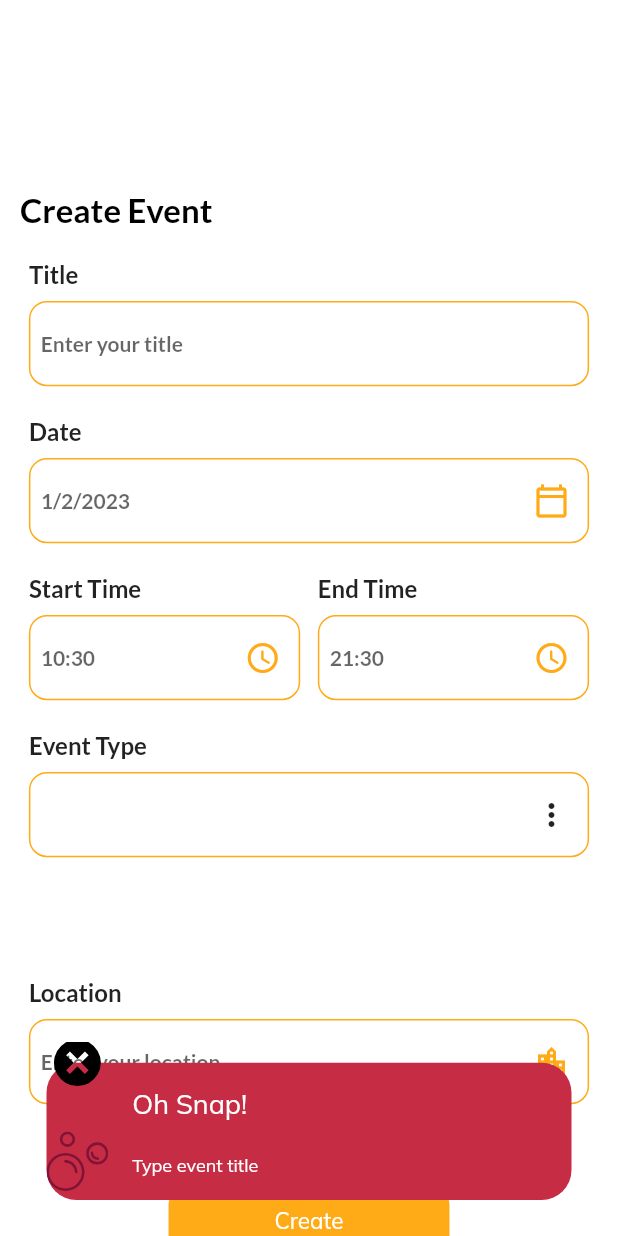
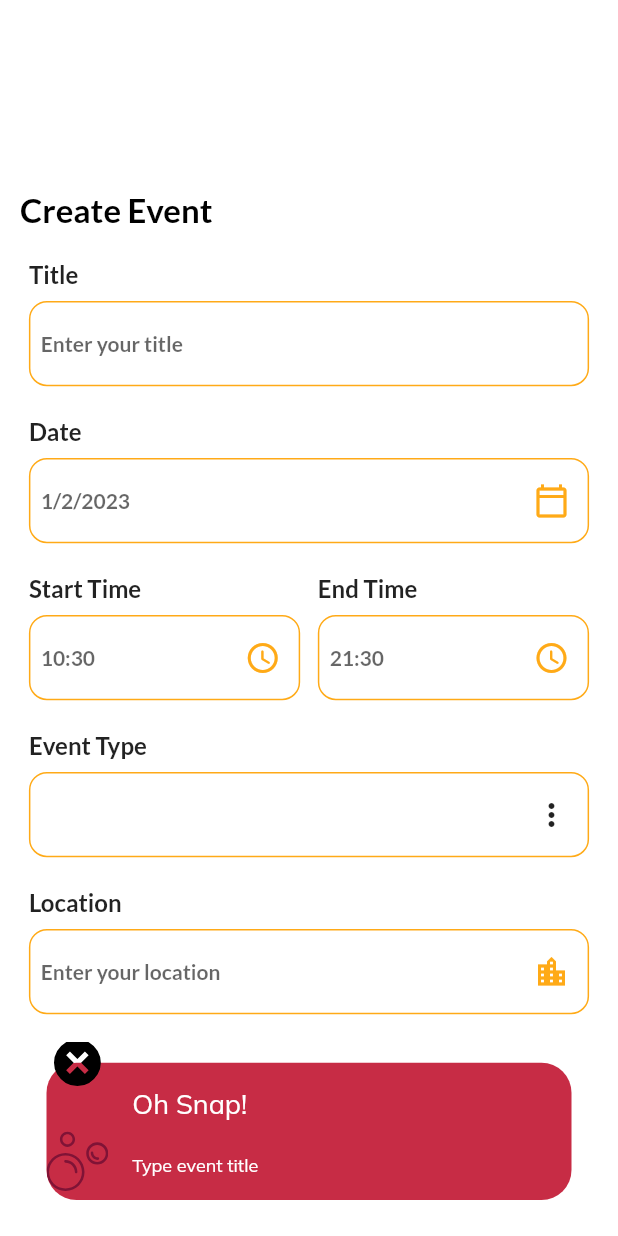
Before and after one commit to emrecanoner/LeaveNoneAlone, a Flutter app: the CreateEvent widget shown alone on an empty page, opened directly, after a tap on "Create", on a phone screen of 412 x 824 dp. Run offline on Flutter 3.47's test engine with Material 2 defaults, Android fonts, the phone set to English and light mode, and no system bars; our stand-ins replace animated_splash_screen, awesome_snackbar_content, curved_navigation_bar, date_picker_timeline, dropdown_textfield, firebase_auth and 19 more; missing offline and left inert: base_x, dart:ffi, grock, open_street_map_search_and_pick; accounts and stored records are empty.

Commit message:
Changes committed

```diff
--- a/lib/screens/home/create_event.dart
+++ b/lib/screens/home/create_event.dart
@@ -23,7 +23,19 @@ import 'package:geolocator/geolocator.dart';
 import 'dart:convert';
 import 'package:dropdown_textfield/dropdown_textfield.dart';
 
-enum SampleItem { Coffee, Basketball, Football, Dance_party, Ice_skate, Normal_party, Surfing, Swimming, Tennis, Touring, Other}
+enum SampleItem {
+  Coffee,
+  Basketball,
+  Football,
+  Dance_party,
+  Ice_skate,
+  Normal_party,
+  Surfing,
+  Swimming,
+  Tennis,
+  Touring,
+  Other
+}
 
 class CreateEvent extends StatefulWidget {
   const CreateEvent({super.key});
@@ -53,6 +65,7 @@ class _CreateEventState extends State<CreateEvent> {
 
   void initState() {
     eventdref = FirebaseDatabase.instance.ref().child('Events');
+    selectedevent = "";
     eventTypeController = SingleValueDropDownController();
     WidgetsBinding.instance.addPostFrameCallback((_) {
       _getCurrentPosition();
@@ -62,6 +75,7 @@ class _CreateEventState extends State<CreateEvent> {
 
   void dispose() {
     eventTypeController.dispose();
+    selectedevent;
     super.dispose();
   }
 
@@ -101,8 +115,9 @@ class _CreateEventState extends State<CreateEvent> {
               elevation: 0,
             ),
           );
-        } else{
-          String formattedTime = DateFormat('HH:mm').format(DateTime.now()).toString();
+        } else {
+          String formattedTime =
+              DateFormat('HH:mm').format(DateTime.now()).toString();
           if (isStarted == true) {
             setState(() {
               startTime = formattedTime;
@@ -113,7 +128,7 @@ class _CreateEventState extends State<CreateEvent> {
             });
           }
         }
-      }else{
+      } else {
         DateTime selectedTime = DateTime(
           selectedDateAtBar.year,
           selectedDateAtBar.month,
@@ -131,7 +146,7 @@ class _CreateEventState extends State<CreateEvent> {
               elevation: 0,
             ),
           );
-        } else{
+        } else {
           String formattedTime = pickedTime?.format(context);
           if (isStarted == true) {
             setState(() {
@@ -324,12 +339,9 @@ class _CreateEventState extends State<CreateEvent> {
               ),
               InputField(
                 title: "Event Type",
-                hint: selectedevent.split('.').last,
+                hint: selectedevent.split(".").last,
                 widget: popUp(),
               ),
-              SizedBox(height: 30),
-              //buildEventTypeDropdown(),
-              SizedBox(height: 30),
               InputField(
                 title: "Location",
                 hint: location ?? "Enter your location",
@@ -341,33 +353,32 @@ class _CreateEventState extends State<CreateEvent> {
                   color: buttonColor,
                 ),
               ),
-              SizedBox(height: gHeight / 15),
+              SizedBox(height: gHeight / 25),
               Center(
                 child: DefaultButton(
                   text: "Create",
                   press: () async {
-                      bool nameExists=false;
+                    bool nameExists = false;
                     List<LNAevent> eventK = await getallEvents();
-                      for(var element in eventK){
-                        if(element.event_title==titleController.text){
+                    for (var element in eventK) {
+                      if (element.event_title == titleController.text) {
                         nameExists = true;
                         break;
-                        }else{
+                      } else {
                         continue;
                       }
                     }
-                      if(titleController.text.length==0){
+                    if (titleController.text.length == 0) {
                       ScaffoldMessenger.of(context).showSnackBar(
                         SnackBar(
                           content: CustomSnackBarContent(
-                              errorMessage:
-                                'Type event title'),
+                              errorMessage: 'Type event title'),
                           behavior: SnackBarBehavior.floating,
                           backgroundColor: Colors.transparent,
                           elevation: 0,
                         ),
                       );
-                      }else if(nameExists){
+                    } else if (nameExists) {
                       ScaffoldMessenger.of(context).showSnackBar(
                         SnackBar(
                           content: CustomSnackBarContent(
@@ -378,21 +389,41 @@ class _CreateEventState extends State<CreateEvent> {
                           elevation: 0,
                         ),
                       );
-                      }else{
+                    } else if (selectedevent == "") {
+                      ScaffoldMessenger.of(context).showSnackBar(
+                        SnackBar(
+                          content: CustomSnackBarContent(
+                              errorMessage: 'Select event type'),
+                          behavior: SnackBarBehavior.floating,
+                          backgroundColor: Colors.transparent,
+                          elevation: 0,
+                        ),
+                      );
+                    } else if (location == null) {
+                      ScaffoldMessenger.of(context).showSnackBar(
+                        SnackBar(
+                          content: CustomSnackBarContent(
+                              errorMessage: 'Select event location'),
+                          behavior: SnackBarBehavior.floating,
+                          backgroundColor: Colors.transparent,
+                          elevation: 0,
+                        ),
+                      );
+                    } else {
                       String date =
                           DateFormat('dd-MM-yyyy').format(selectedDateAtBar);
                       Map Curruser = await customerAccountDetails(FirebaseAuth
                           .instance.currentUser!.phoneNumber
                           ?.substring(3));
                       String event_photo = '';
-                        String sdf = selectedevent.split('.').last;
                       if (selectedevent.split('.').last == 'Basketball') {
                         event_photo =
                             'https://firebasestorage.googleapis.com/v0/b/leavenonealone.appspot.com/o/event%20icons%2Fbasketball.png?alt=media&token=13852706-3211-41fd-8744-3dc3bc3479e2';
                       } else if (selectedevent.split('.').last == 'Coffee') {
                         event_photo =
                             'https://firebasestorage.googleapis.com/v0/b/leavenonealone.appspot.com/o/event%20icons%2Fcoffee.png?alt=media&token=80504e6d-08c8-4159-84e2-34571f6f910f';
-                        } else if (selectedevent.split('.').last =='Dance_party') {
+                      } else if (selectedevent.split('.').last ==
+                          'Dance_party') {
                         event_photo =
                             'https://firebasestorage.googleapis.com/v0/b/leavenonealone.appspot.com/o/event%20icons%2Fdance%20party.png?alt=media&token=1bb64657-411b-4302-9e2a-6c1059b1221a';
                       } else if (selectedevent.split('.').last == 'Football') {
@@ -401,7 +432,8 @@ class _CreateEventState extends State<CreateEvent> {
                       } else if (selectedevent.split('.').last == 'Ice_skate') {
                         event_photo =
                             'https://firebasestorage.googleapis.com/v0/b/leavenonealone.appspot.com/o/event%20icons%2Fice-skate.png?alt=media&token=7a731396-b665-40ce-b5c4-b6774866ba62';
-                        } else if (selectedevent.split('.').last =='Normal_party') {
+                      } else if (selectedevent.split('.').last ==
+                          'Normal_party') {
                         event_photo =
                             'https://firebasestorage.googleapis.com/v0/b/leavenonealone.appspot.com/o/event%20icons%2Fnormal%20party.png?alt=media&token=9ad1fb04-6ef9-4a04-915e-669d647c191d';
                       } else if (selectedevent.split('.').last == 'Surfing') {
@@ -440,9 +472,10 @@ class _CreateEventState extends State<CreateEvent> {
                                 chatMap: event),
                           ));
                     }
-                    }
-                  )
+                  },
                 ),
+              ),
+              SizedBox(height: gHeight / 25),
             ],
           ),
         ),
```
Also changed, not shown: lib/screens/chats/create_chat.dart (+26 -16 lines), lib/screens/chats/members.dart (+69 -50 lines), lib/screens/chats/user_chat.dart (+14 -6 lines), lib/screens/chats/user_chatlist.dart (+23 -22 lines), lib/screens/database/insert.dart (+9 -3 lines), lib/screens/database/terms_and_conditions.dart (added, +39 -0 lines), lib/screens/database/terms_and_conditions_dialog.dart (added, +71 -0 lines), lib/screens/friends/search_Users_list.dart (+29 -33 lines), lib/screens/home/utils/constant.dart (+13 -16 lines), lib/screens/profile/phone_numberchange.dart (+20 -29 lines), lib/screens/profile/profile_edit.dart (+17 -13 lines), pubspec.yaml (+34 -41 lines), pubspec.lock, 1 other file. Lines whose indentation alone changed are shown as unchanged.
